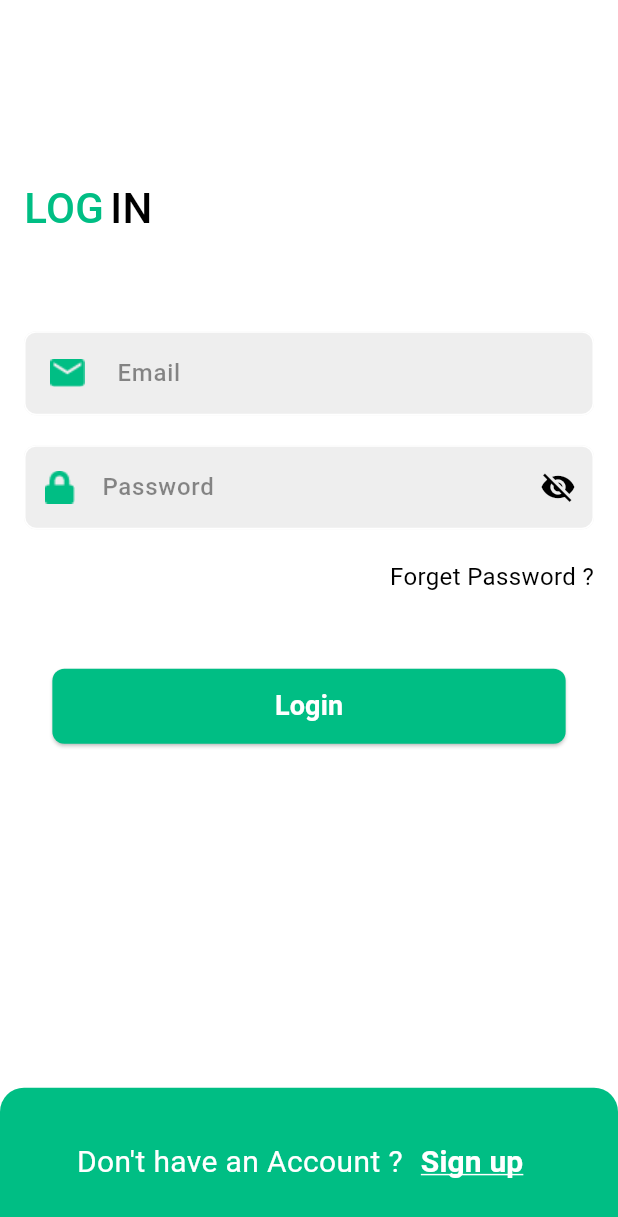
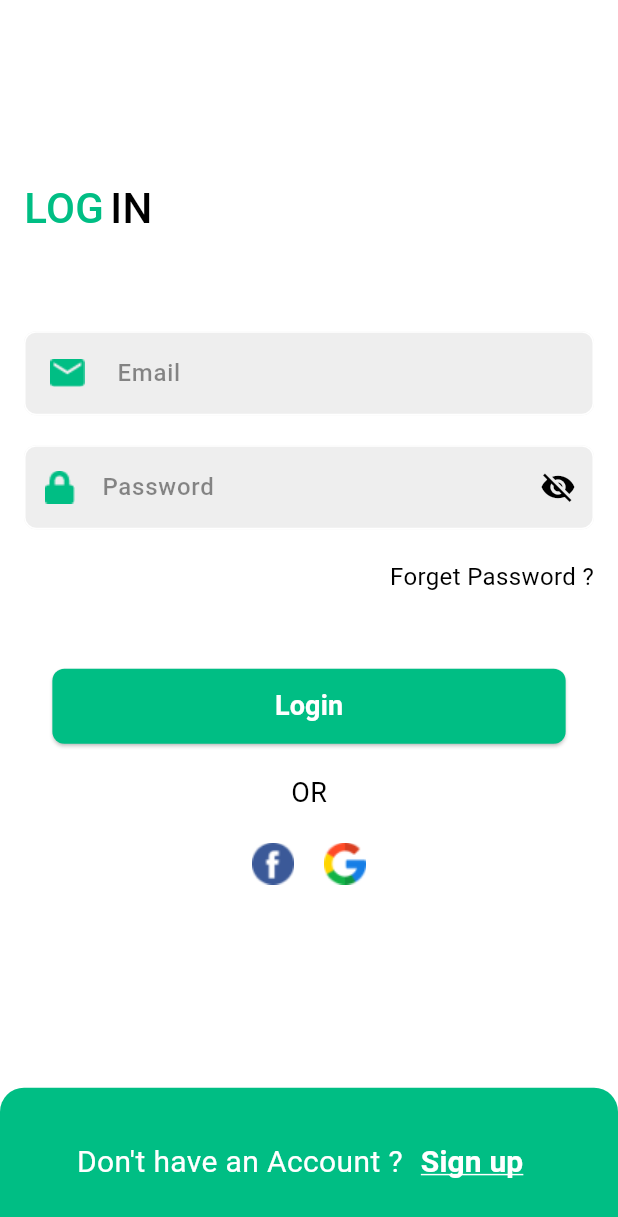
Before and after one commit to Marwa-Atef596/Shopping, a Flutter app: the screen it shows after launch, after a tap on "Get Start", on a phone screen of 412 x 824 dp. Shown: the top 1217 px of the screen. Run offline on Flutter 3.47's test engine with Material 3 defaults, Android fonts, the phone set to English and light mode, and no system bars; our stand-ins replace get.

Commit message:
finish login screen

```diff
--- a/lib/features/authentecation/presentation/screens/login_screen.dart
+++ b/lib/features/authentecation/presentation/screens/login_screen.dart
@@ -128,9 +128,6 @@ class LoginScreen extends StatelessWidget {
                 ),
               ),
               SizedBox(
-                width: 4,
-              ),
-              SizedBox(
                 height: 50,
               ),
               CustomButton(
@@ -143,7 +140,28 @@ class LoginScreen extends StatelessWidget {
                     fontSize: 18,
                     color: Colors.white,
                     fontWeight: FontWeight.bold),
-              )
+              ),
+              SizedBox(
+                height: 20,
+              ),
+              TextUtils(
+                  text: 'OR',
+                  fontSize: 18,
+                  color: Colors.black,
+                  fontWeight: FontWeight.normal),
+              SizedBox(
+                height: 20,
+              ),
+              Row(
+                mainAxisAlignment: MainAxisAlignment.center,
+                children: [
+                  InkWell(child: Image.asset('assets/images/facebook.png')),
+                  SizedBox(
+                    width: 20,
+                  ),
+                  InkWell(child: Image.asset('assets/images/google.png')),
+                ],
+              ),
             ],
           ),
         ),
```
